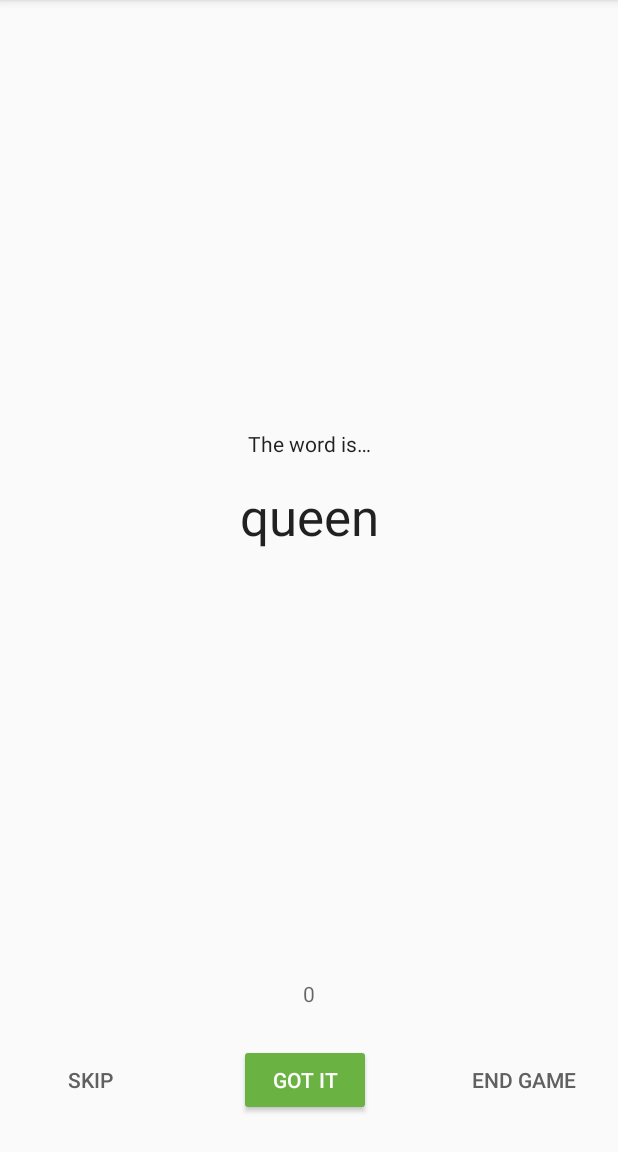
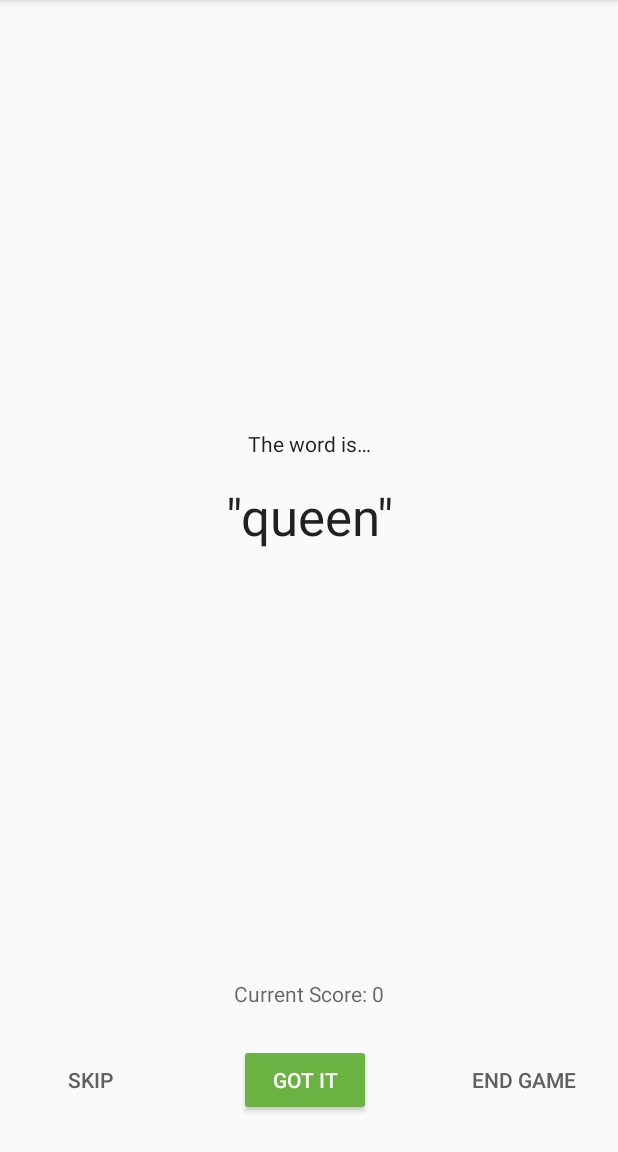
Before and after one commit to mnbpdx/GuessTheWord-Starter, an Android app: the GameFragment screen opened through its navigation route, after a tap on "GOT IT", on a phone screen of 412 x 824 dp, the part 84-1236 px from its top. Run offline under Robolectric (Android 15) with nearby library versions, the phone set to English and light mode, and no system bars; our stand-ins replace Timber, data binding; 1 other tap on this screen came first.

Commit message:
Use data binding to handle clicks in layout file

```diff
--- a/app/src/main/java/com/example/android/guesstheword/screens/game/GameFragment.kt
+++ b/app/src/main/java/com/example/android/guesstheword/screens/game/GameFragment.kt
@@ -54,38 +54,14 @@ class GameFragment : Fragment() {
         Log.i("GameFragment", "Called ViewModelProvider.get")
         viewModel = ViewModelProvider(this).get(GameViewModel::class.java)
 
+        binding.gameViewModel = viewModel
+        binding.lifecycleOwner = this
+
         viewModel.eventGameFinish.observe(viewLifecycleOwner, Observer<Boolean>{ hasFinished ->
             if (hasFinished) gameFinished()
         })
 
-        viewModel.score.observe(viewLifecycleOwner, Observer { newScore ->
-            binding.scoreText.text = newScore.toString()
-        })
-        viewModel.word.observe(viewLifecycleOwner, Observer { newWord ->
-            binding.wordText.text = newWord
-        })
-
-        binding.correctButton.setOnClickListener { onCorrect() }
-        binding.skipButton.setOnClickListener { onSkip() }
-        binding.endGameButton.setOnClickListener { onEndGame() }
-
         return binding.root
-
-    }
-
-
-    /** Methods for buttons presses **/
-
-    private fun onSkip() {
-        viewModel.onSkip()
-    }
-
-    private fun onCorrect() {
-        viewModel.onCorrect()
-    }
-
-    private fun onEndGame() {
-        gameFinished()
     }
 
     private fun gameFinished() {
--- a/app/src/main/java/com/example/android/guesstheword/screens/score/ScoreFragment.kt
+++ b/app/src/main/java/com/example/android/guesstheword/screens/score/ScoreFragment.kt
@@ -56,10 +56,8 @@ class ScoreFragment : Fragment() {
         viewModel = ViewModelProvider(this, viewModelFactory)
                 .get(ScoreViewModel::class.java)
 
-        viewModel.score.observe(viewLifecycleOwner, Observer { newScore ->
-            binding.scoreText.text = viewModel.score.value.toString()
-        })
-
+        binding.scoreViewModel = viewModel
+        binding.lifecycleOwner = this
 
         viewModel.eventPlayAgain.observe(viewLifecycleOwner, Observer {playAgain ->
             if (playAgain) {
@@ -68,8 +66,6 @@ class ScoreFragment : Fragment() {
             }
         })
 
-        binding.playAgainButton.setOnClickListener{ viewModel.onPlayAgain() }
-
         return binding.root
     }
 }
--- a/app/src/main/res/layout/game_fragment.xml
+++ b/app/src/main/res/layout/game_fragment.xml
@@ -18,17 +18,66 @@
     xmlns:app="http://schemas.android.com/apk/res-auto"
     xmlns:tools="http://schemas.android.com/tools">
 
-    <data>
-        <variable
-            name="gameViewModel"
-            type="com.example.android.guesstheword.screens.game.GameViewModel" />
-    </data>
-
     <androidx.constraintlayout.widget.ConstraintLayout
         android:id="@+id/game_layout"
         android:layout_width="match_parent"
         android:layout_height="match_parent"
         tools:context=".screens.game.GameFragment">
+
+        <Button
+            android:id="@+id/skip_button"
+            android:layout_width="wrap_content"
+            android:layout_height="wrap_content"
+            android:layout_marginStart="16dp"
+            android:onClick="@{() -> gameViewModel.onSkip()}"
+            android:text="@string/skip"
+            android:theme="@style/SkipButton"
+            app:layout_constraintBottom_toBottomOf="parent"
+            app:layout_constraintHorizontal_chainStyle="spread_inside"
+            app:layout_constraintStart_toStartOf="parent"
+            app:layout_constraintTop_toTopOf="@+id/guideline" />
+
+        <Button
+            android:id="@+id/correct_button"
+            android:layout_width="wrap_content"
+            android:layout_height="wrap_content"
+            android:layout_marginStart="8dp"
+            android:layout_marginEnd="8dp"
+            android:onClick="@{() -> gameViewModel.onCorrect()}"
+            android:text="@string/got_it"
+            android:theme="@style/GoButton"
+            app:layout_constraintBottom_toBottomOf="parent"
+            app:layout_constraintEnd_toStartOf="@+id/end_game_button"
+            app:layout_constraintStart_toEndOf="@+id/skip_button"
+            app:layout_constraintTop_toTopOf="@+id/guideline" />
+
+        <Button
+            android:id="@+id/end_game_button"
+            android:layout_width="wrap_content"
+            android:layout_height="wrap_content"
+            android:layout_marginEnd="16dp"
+            android:onClick="@{() -> gameViewModel.onGameFinish()}"
+            android:text="@string/end_game"
+            android:theme="@style/SkipButton"
+            app:layout_constraintBottom_toBottomOf="parent"
+            app:layout_constraintEnd_toEndOf="parent"
+            app:layout_constraintTop_toTopOf="@+id/guideline" />
+
+        <TextView
+            android:id="@+id/score_text"
+            android:layout_width="wrap_content"
+            android:layout_height="wrap_content"
+            android:layout_marginStart="8dp"
+            android:layout_marginEnd="8dp"
+            android:fontFamily="sans-serif"
+            android:text="@{@string/score_format(gameViewModel.score)}"
+            android:textColor="@color/grey_text_color"
+            android:textSize="14sp"
+            android:textStyle="normal"
+            app:layout_constraintBottom_toTopOf="@+id/guideline"
+            app:layout_constraintEnd_toEndOf="parent"
+            app:layout_constraintStart_toStartOf="parent"
+            tools:text="Score: 2" />
 
         <TextView
             android:id="@+id/word_is_text"
@@ -53,6 +102,7 @@
             android:layout_height="wrap_content"
             android:animateLayoutChanges="true"
             android:fontFamily="sans-serif"
+            android:text="@{@string/quote_format(gameViewModel.word)}"
             android:textAppearance="@style/TextAppearance.AppCompat.Headline"
             android:textColor="@color/black_text_color"
             android:textSize="34sp"
@@ -81,34 +131,6 @@
             app:layout_constraintStart_toStartOf="parent"
             tools:text="0:00" />
 
-        <TextView
-            android:id="@+id/score_text"
-            android:layout_width="wrap_content"
-            android:layout_height="wrap_content"
-            android:layout_marginStart="8dp"
-            android:layout_marginEnd="8dp"
-            android:fontFamily="sans-serif"
-            android:textColor="@color/grey_text_color"
-            android:textSize="14sp"
-            android:textStyle="normal"
-            app:layout_constraintBottom_toTopOf="@+id/guideline"
-            app:layout_constraintEnd_toEndOf="parent"
-            app:layout_constraintStart_toStartOf="parent"
-            tools:text="Score: 2" />
-
-        <Button
-            android:id="@+id/skip_button"
-            android:layout_width="wrap_content"
-            android:layout_height="wrap_content"
-            android:layout_marginStart="16dp"
-            android:text="@string/skip"
-            android:theme="@style/SkipButton"
-            android:onClick="@{() -> gameViewModel.onSkip()}"
-            app:layout_constraintBottom_toBottomOf="parent"
-            app:layout_constraintHorizontal_chainStyle="spread_inside"
-            app:layout_constraintStart_toStartOf="parent"
-            app:layout_constraintTop_toTopOf="@+id/guideline" />
-
         <androidx.constraintlayout.widget.Guideline
             android:id="@+id/guideline"
             android:layout_width="wrap_content"
@@ -116,29 +138,12 @@
             android:orientation="horizontal"
             app:layout_constraintGuide_end="96dp" />
 
-        <Button
-            android:id="@+id/correct_button"
-            android:layout_width="wrap_content"
-            android:layout_height="wrap_content"
-            android:layout_marginStart="8dp"
-            android:layout_marginEnd="8dp"
-            android:text="@string/got_it"
-            android:theme="@style/GoButton"
-            app:layout_constraintBottom_toBottomOf="parent"
-            app:layout_constraintEnd_toStartOf="@+id/end_game_button"
-            app:layout_constraintStart_toEndOf="@+id/skip_button"
-            app:layout_constraintTop_toTopOf="@+id/guideline" />
+    </androidx.constraintlayout.widget.ConstraintLayout>
 
-        <Button
-            android:id="@+id/end_game_button"
-            android:layout_width="wrap_content"
-            android:layout_height="wrap_content"
-            android:layout_marginEnd="16dp"
-            android:text="@string/end_game"
-            android:theme="@style/SkipButton"
-            app:layout_constraintBottom_toBottomOf="parent"
-            app:layout_constraintEnd_toEndOf="parent"
-            app:layout_constraintTop_toTopOf="@+id/guideline" />
+    <data>
 
-    </androidx.constraintlayout.widget.ConstraintLayout>
+        <variable
+            name="gameViewModel"
+            type="com.example.android.guesstheword.screens.game.GameViewModel" />
+    </data>
 </layout>
--- a/app/src/main/res/layout/score_fragment.xml
+++ b/app/src/main/res/layout/score_fragment.xml
@@ -17,6 +17,12 @@
 <layout xmlns:android="http://schemas.android.com/apk/res/android"
     xmlns:app="http://schemas.android.com/apk/res-auto"
     xmlns:tools="http://schemas.android.com/tools">
+
+    <data>
+        <variable
+            name="scoreViewModel"
+            type="com.example.android.guesstheword.screens.score.ScoreViewModel" />
+    </data>
 
     <androidx.constraintlayout.widget.ConstraintLayout
         android:id="@+id/score_layout"
@@ -51,6 +57,7 @@
             android:textColor="@color/black_text_color"
             android:textSize="34sp"
             android:textStyle="normal"
+            android:text="@{String.valueOf(scoreViewModel.score)}"
             app:layout_constraintBottom_toTopOf="@+id/play_again_button"
             app:layout_constraintEnd_toEndOf="parent"
             app:layout_constraintHorizontal_bias="0.5"
@@ -67,6 +74,7 @@
             android:text="@string/play_again"
             android:theme="@style/GoButton"
             android:visibility="visible"
+            android:onClick="@{() -> scoreViewModel.onPlayAgain()"
             app:layout_constraintBottom_toBottomOf="parent"
             app:layout_constraintEnd_toEndOf="parent"
             app:layout_constraintStart_toStartOf="parent" />
--- a/app/src/main/res/values/strings.xml
+++ b/app/src/main/res/values/strings.xml
@@ -25,4 +25,6 @@
     <string name="got_it">Got it</string>
     <string name="end_game">End game</string>
     <string name="word_is">The word is…</string>
+    <string name="quote_format">\"%s\"</string>
+    <string name="score_format">Current Score: %d</string>
 </resources>
```
